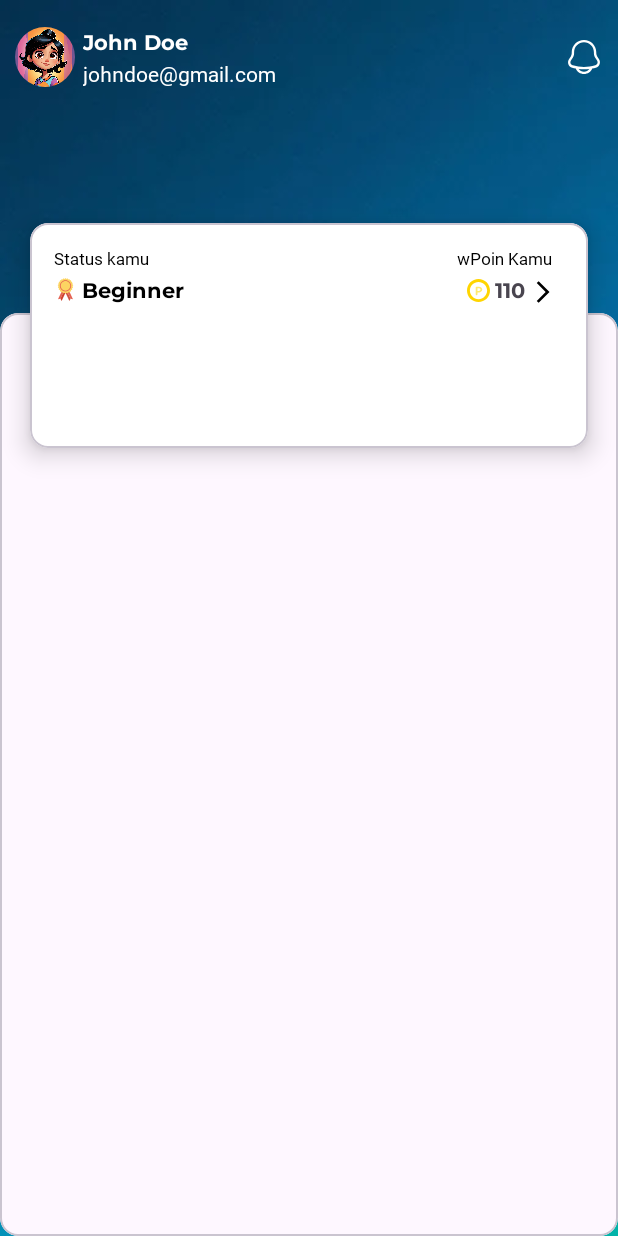
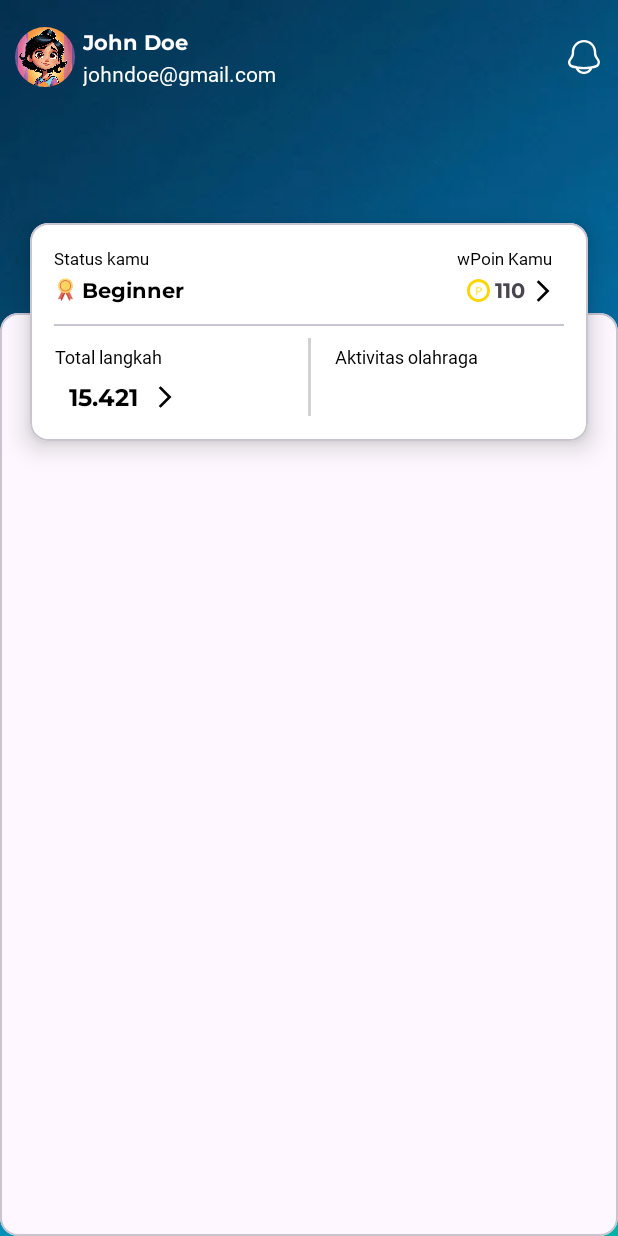
Before and after one commit to rarjen/W2W-Android-, an Android app: the fragment BerandaFragment shown on its own in the app's theme, on a phone screen of 412 x 824 dp. Run offline under Robolectric (Android 15) with nearby library versions, the phone set to English and light mode, and no system bars; our stand-ins replace CircleImageView.

Commit message:
update ui

```diff
--- a/app/src/main/res/layout/fragment_beranda.xml
+++ b/app/src/main/res/layout/fragment_beranda.xml
@@ -63,7 +63,7 @@
         app:cardBackgroundColor="@color/white"
         android:layout_marginHorizontal="20dp"
         app:cardElevation="10dp"
-        android:layout_height="150dp">
+        android:layout_height="145dp">
 
         <androidx.constraintlayout.widget.ConstraintLayout
             android:layout_width="match_parent"
@@ -124,7 +124,7 @@
                 app:layout_constraintTop_toBottomOf="@id/poinTV"
                 app:layout_constraintEnd_toEndOf="parent"
                 android:layout_marginEnd="5dp"
-                android:layout_marginTop="6dp"/>
+                android:layout_marginTop="5dp"/>
 
             <TextView
                 android:id="@+id/totalPointValue"
@@ -149,6 +149,78 @@
                 android:layout_marginTop="6dp" />
 
 
+            <com.google.android.material.divider.MaterialDivider
+                android:id="@+id/dividerHorizontal"
+                app:layout_constraintTop_toBottomOf="@id/tvStatusValue"
+                app:layout_constraintStart_toStartOf="parent"
+                app:layout_constraintEnd_toEndOf="parent"
+                android:layout_width="match_parent"
+                android:layout_marginTop="13dp"
+                android:layout_height="wrap_content"/>
+
+            <TextView
+                android:id="@+id/totalLangkahTV"
+                android:layout_width="wrap_content"
+                android:layout_height="wrap_content"
+                app:layout_constraintStart_toStartOf="parent"
+                app:layout_constraintTop_toBottomOf="@id/dividerHorizontal"
+                android:text="Total langkah"
+                android:layout_marginTop="12dp"
+                android:textAlignment="center"
+                android:fontFamily="@font/montserrat_regular"
+                android:textColor="@color/black"
+                android:textSize="12sp">
+            </TextView>
+
+            <TextView
+                android:id="@+id/tvTotalLangkahValue"
+                android:layout_width="65dp"
+                android:textAlignment="center"
+                android:layout_height="wrap_content"
+                android:text="15.421"
+                android:layout_marginTop="7dp"
+                android:fontFamily="@font/montserrat_bold"
+                android:textColor="@color/black"
+                android:textSize="16sp"
+                app:layout_constraintTop_toBottomOf="@id/totalLangkahTV"
+                app:layout_constraintStart_toStartOf="parent"/>
+
+            <ImageView
+                android:id="@+id/arrowLangkah"
+                android:layout_width="17dp"
+                android:layout_height="17dp"
+                android:src="@drawable/baseline_arrow_forward_ios_24"
+                app:layout_constraintTop_toBottomOf="@id/totalLangkahTV"
+                app:layout_constraintStart_toEndOf="@id/tvTotalLangkahValue"
+                android:layout_marginEnd="5dp"
+                android:layout_marginTop="10dp"/>
+
+
+            <View
+                android:id="@+id/dividerVertical"
+                app:layout_constraintStart_toStartOf="parent"
+                app:layout_constraintEnd_toEndOf="parent"
+                app:layout_constraintTop_toBottomOf="@id/dividerHorizontal"
+                android:layout_width="2dp"
+                android:layout_marginTop="7dp"
+                android:layout_height="52dp"
+                app:layout_constraintBottom_toBottomOf="parent"
+                android:background="@color/grey" />
+
+            <TextView
+                android:id="@+id/aktivitasOlahragaTV"
+                android:layout_width="wrap_content"
+                android:layout_height="wrap_content"
+                app:layout_constraintStart_toEndOf="@id/dividerVertical"
+                app:layout_constraintTop_toBottomOf="@id/dividerHorizontal"
+                android:text="Aktivitas olahraga"
+                android:layout_marginTop="12dp"
+                android:textAlignment="center"
+                android:fontFamily="@font/montserrat_regular"
+                android:textColor="@color/black"
+                android:layout_marginStart="16dp"
+                android:textSize="12sp">
+            </TextView>
 
         </androidx.constraintlayout.widget.ConstraintLayout>
     </com.google.android.material.card.MaterialCardView>
@@ -161,10 +233,11 @@
         app:layout_constraintBottom_toBottomOf="parent"
         app:layout_constraintEnd_toEndOf="parent"
         app:layout_constraintEnd_toStartOf="parent"
-        app:layout_constraintHorizontal_bias="1.0"
+        app:layout_constraintHorizontal_bias="0.0"
         app:layout_constraintStart_toStartOf="parent"
         app:layout_constraintTop_toBottomOf="@id/userEmail"
-        app:layout_constraintVertical_bias="1.0">
+        app:layout_constraintVertical_bias="0.0">
+
 
     </com.google.android.material.card.MaterialCardView>
 
--- a/app/src/main/res/values/colors.xml
+++ b/app/src/main/res/values/colors.xml
@@ -2,4 +2,6 @@
 <resources>
     <color name="black">#FF000000</color>
     <color name="white">#FFFFFFFF</color>
+    <color name="grey">#D2D2D2</color>
+
 </resources>
```
